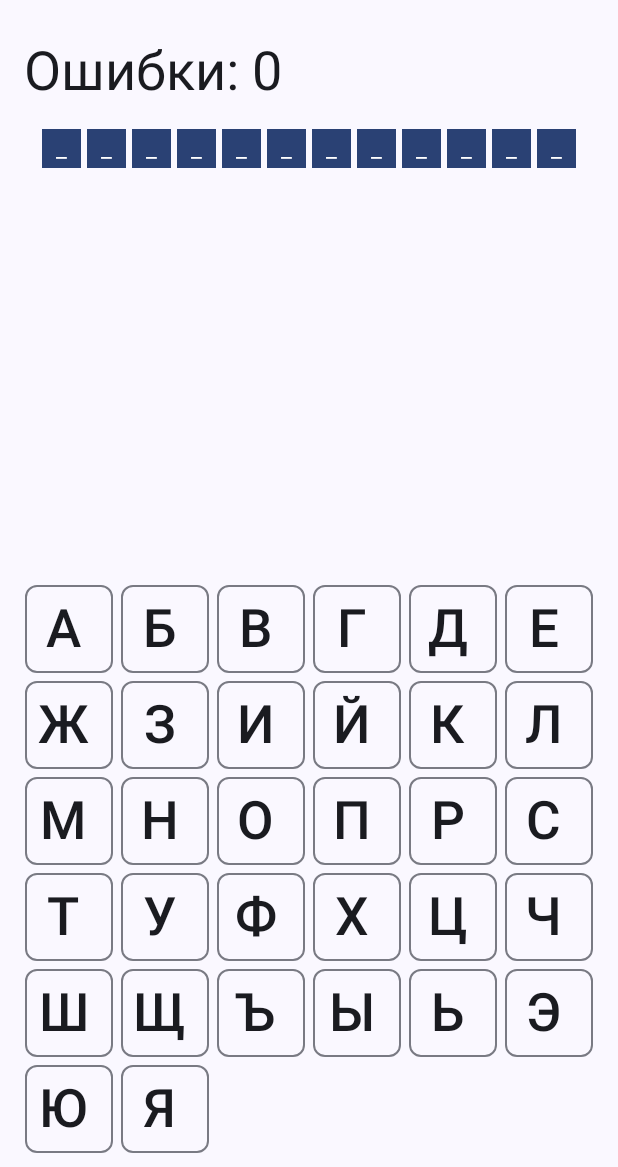
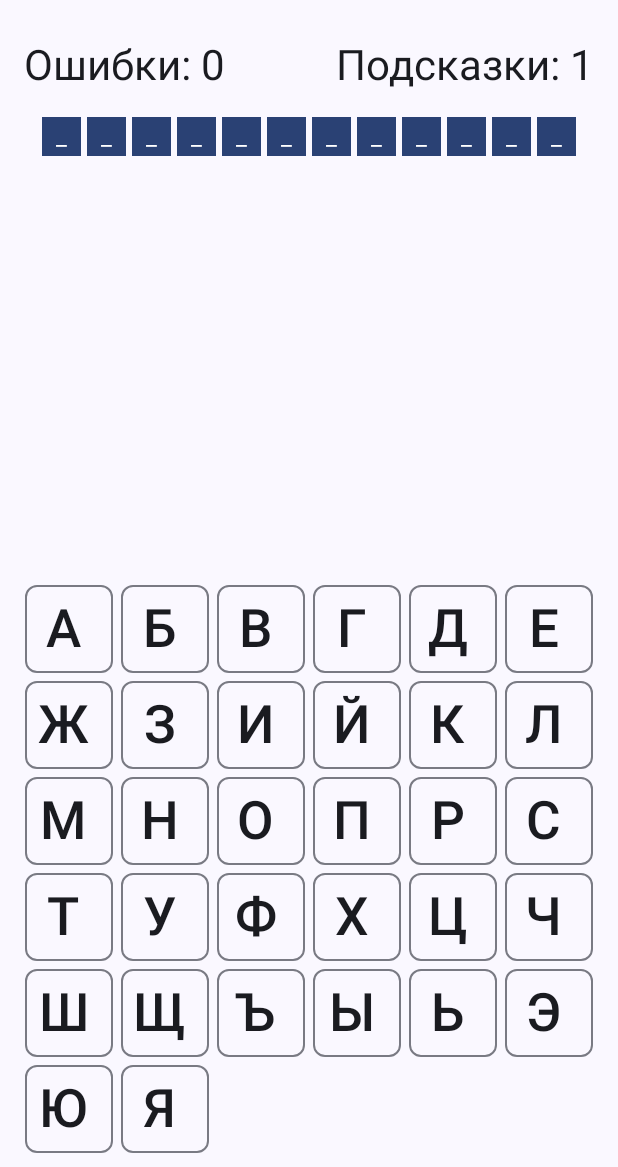
Before and after one commit to chskela/GallowsGame, an Android app built with Jetpack Compose: the screen it shows after launch (MainActivity), on a phone screen of 412 x 824 dp, the part 69-1236 px from its top. Run offline under Robolectric (Android 15) with nearby library versions, the light colour scheme and no system bars; our stand-ins replace Dagger/Hilt's generated code, window size class.

Commit message:
feat: added display of the number of hints

```diff
--- a/app/src/main/java/com/chskela/gallowsgame/data/settings/Settings.kt
+++ b/app/src/main/java/com/chskela/gallowsgame/data/settings/Settings.kt
@@ -2,4 +2,5 @@ package com.chskela.gallowsgame.data.settings
 
 object Settings {
     const val MAX_NUMBER_OF_ERRORS = 8
+    const val NUMBER_OF_HINTS = 1
 }
--- a/app/src/main/java/com/chskela/gallowsgame/data/settings/SettingsRepositoryImpl.kt
+++ b/app/src/main/java/com/chskela/gallowsgame/data/settings/SettingsRepositoryImpl.kt
@@ -1,14 +1,31 @@
 package com.chskela.gallowsgame.data.settings
 
+import com.chskela.gallowsgame.domain.AbstractRepository
 import com.chskela.gallowsgame.domain.settings.SettingsRepository
 import kotlinx.coroutines.flow.Flow
+import kotlinx.coroutines.flow.distinctUntilChanged
+import kotlinx.coroutines.flow.flowOn
 
-class SettingsRepositoryImpl(private val settingsStore: SettingsStore) : SettingsRepository {
+class SettingsRepositoryImpl(private val settingsStore: SettingsStore) : SettingsRepository,
+    AbstractRepository() {
+
     override fun maxNumberOfErrors(): Flow<Int> {
         return settingsStore.maxNumberOfErrors
+            .distinctUntilChanged()
+            .flowOn(coroutineContext)
     }
 
     override suspend fun setMaxNumberOfErrors(value: Int) {
         settingsStore.setMaxNumberOfErrors(value)
     }
+
+    override fun numberOfHints(): Flow<Int> {
+        return settingsStore.numberOfHints
+            .distinctUntilChanged()
+            .flowOn(coroutineContext)
+    }
+
+    override suspend fun setNumberOfHints(value: Int) {
+        settingsStore.setNumberOfHints(value)
+    }
 }
--- a/app/src/main/java/com/chskela/gallowsgame/data/settings/SettingsStore.kt
+++ b/app/src/main/java/com/chskela/gallowsgame/data/settings/SettingsStore.kt
@@ -14,7 +14,9 @@ class SettingsStore(private val context: Context) {
 
     companion object {
         private const val MAX_NUMBER_OF_ERRORS = "MAX_NUMBER_OF_ERRORS"
+        private const val NUMBER_OF_HINTS = "NUMBER_OF_HINTS"
         private val MAX_NUMBER_OF_ERRORS_KEY = intPreferencesKey(MAX_NUMBER_OF_ERRORS)
+        private val NUMBER_OF_HINTS_KEY = intPreferencesKey(NUMBER_OF_HINTS)
         private val Context.dataStore by preferencesDataStore("settings")
     }
 
@@ -36,4 +38,21 @@ class SettingsStore(private val context: Context) {
         }
     }
 
+    val numberOfHints: Flow<Int> = context.dataStore.data
+        .catch { exception ->
+            if (exception is IOException) {
+                emit(emptyPreferences())
+            } else {
+                throw exception
+            }
+        }
+        .map { preferences ->
+            preferences[NUMBER_OF_HINTS_KEY] ?: Settings.NUMBER_OF_HINTS
+        }
+
+    suspend fun setNumberOfHints(value: Int) {
+        context.dataStore.edit { preferences ->
+            preferences[NUMBER_OF_HINTS_KEY] = value
+        }
+    }
 }
--- a/app/src/main/java/com/chskela/gallowsgame/data/words/WordStore.kt
+++ b/app/src/main/java/com/chskela/gallowsgame/data/words/WordStore.kt
@@ -1,6 +1,7 @@
 package com.chskela.gallowsgame.data.words
 
 import android.content.Context
+import kotlinx.coroutines.flow.flow
 import java.io.BufferedReader
 import java.io.IOException
 import java.io.InputStreamReader
@@ -9,7 +10,7 @@ class WordStore(pathFile: String = "singular.txt", private val context: Context)
 
     private var listOfWords: List<String> = readFile(pathFile) ?: emptyList()
 
-    fun getRandomWord() = listOfWords.random()
+    fun getRandomWord() = flow { emit(listOfWords.random()) }
 
     private fun readFile(pathFile: String): List<String>? {
         return try {
--- a/app/src/main/java/com/chskela/gallowsgame/data/words/WordsRepositoryImpl.kt
+++ b/app/src/main/java/com/chskela/gallowsgame/data/words/WordsRepositoryImpl.kt
@@ -2,18 +2,16 @@ package com.chskela.gallowsgame.data.words
 
 import com.chskela.gallowsgame.domain.AbstractRepository
 import com.chskela.gallowsgame.domain.words.WordsRepository
-import com.chskela.gallowsgame.utils.Result
-import kotlinx.coroutines.withContext
+import kotlinx.coroutines.flow.Flow
+import kotlinx.coroutines.flow.distinctUntilChanged
+import kotlinx.coroutines.flow.flowOn
 
 class WordsRepositoryImpl(private val wordStore: WordStore) : WordsRepository,
     AbstractRepository() {
-    override suspend fun getRandomWord(): Result<String> {
-        return withContext(coroutineContext) {
-            try {
-                Result.Success(wordStore.getRandomWord())
-            } catch (e: Exception) {
-                Result.Error(e)
-            }
-        }
+
+    override fun getRandomWord(): Flow<String> {
+        return wordStore.getRandomWord()
+            .distinctUntilChanged()
+            .flowOn(coroutineContext)
     }
 }
--- a/app/src/main/java/com/chskela/gallowsgame/di/SettingsDomainModule.kt
+++ b/app/src/main/java/com/chskela/gallowsgame/di/SettingsDomainModule.kt
@@ -1,6 +1,7 @@
 package com.chskela.gallowsgame.di
 
 import com.chskela.gallowsgame.domain.settings.GetMaxNumberOfErrorsUseCase
+import com.chskela.gallowsgame.domain.settings.GetNumberOfHintsUseCase
 import com.chskela.gallowsgame.domain.settings.SettingsRepository
 import dagger.Module
 import dagger.Provides
@@ -15,4 +16,9 @@ class SettingsDomainModule {
     fun provideGetMaxNumberOfErrorsUseCase(settingsRepository: SettingsRepository): GetMaxNumberOfErrorsUseCase {
         return GetMaxNumberOfErrorsUseCase(settingsRepository)
     }
+
+    @Provides
+    fun provideGetNumberOfHintsUseCase(settingsRepository: SettingsRepository): GetNumberOfHintsUseCase {
+        return GetNumberOfHintsUseCase(settingsRepository)
+    }
 }
--- /dev/null
+++ b/app/src/main/java/com/chskela/gallowsgame/domain/settings/GetNumberOfHintsUseCase.kt
@@ -0,0 +1,10 @@
+package com.chskela.gallowsgame.domain.settings
+
+import kotlinx.coroutines.flow.Flow
+
+class GetNumberOfHintsUseCase(private val settingsRepository: SettingsRepository) {
+
+    operator fun invoke(): Flow<Int> {
+        return settingsRepository.numberOfHints()
+    }
+}
--- a/app/src/main/java/com/chskela/gallowsgame/domain/settings/SettingsRepository.kt
+++ b/app/src/main/java/com/chskela/gallowsgame/domain/settings/SettingsRepository.kt
@@ -6,4 +6,8 @@ interface SettingsRepository {
     fun maxNumberOfErrors(): Flow<Int>
 
     suspend fun setMaxNumberOfErrors(value: Int)
+
+    fun numberOfHints(): Flow<Int>
+
+    suspend fun setNumberOfHints(value: Int)
 }
--- a/app/src/main/java/com/chskela/gallowsgame/domain/words/GetRandomWordUseCase.kt
+++ b/app/src/main/java/com/chskela/gallowsgame/domain/words/GetRandomWordUseCase.kt
@@ -1,9 +1,9 @@
 package com.chskela.gallowsgame.domain.words
 
-import com.chskela.gallowsgame.utils.Result
+import kotlinx.coroutines.flow.Flow
 
 class GetRandomWordUseCase(private val wordsRepository: WordsRepository) {
-    suspend operator fun invoke(): Result<String> {
+    operator fun invoke(): Flow<String> {
         return wordsRepository.getRandomWord()
     }
 }
--- a/app/src/main/java/com/chskela/gallowsgame/domain/words/WordsRepository.kt
+++ b/app/src/main/java/com/chskela/gallowsgame/domain/words/WordsRepository.kt
@@ -1,7 +1,7 @@
 package com.chskela.gallowsgame.domain.words
 
-import com.chskela.gallowsgame.utils.Result
+import kotlinx.coroutines.flow.Flow
 
 interface WordsRepository {
-    suspend fun getRandomWord(): Result<String>
+    fun getRandomWord(): Flow<String>
 }
--- a/app/src/main/java/com/chskela/gallowsgame/presentation/screens/main/MainScreen.kt
+++ b/app/src/main/java/com/chskela/gallowsgame/presentation/screens/main/MainScreen.kt
@@ -111,10 +111,20 @@ fun MainScreen(
                     } else {
                         Column(modifier = Modifier.padding(horizontal = 16.dp)) {
                             Spacer(modifier = Modifier.height(8.dp))
-                            Text(
-                                text = stringResource(R.string.attempts, uiState.attempts),
-                                style = MaterialTheme.typography.displaySmall
-                            )
+                            Row(
+                                modifier = Modifier.fillMaxWidth(),
+                                horizontalArrangement = Arrangement.SpaceBetween
+                            ) {
+                                Text(
+                                    text = stringResource(R.string.attempts, uiState.attempts),
+                                    style = MaterialTheme.typography.headlineMedium
+                                )
+                                Text(
+                                    text = stringResource(R.string.hints, uiState.hints),
+                                    style = MaterialTheme.typography.headlineMedium
+                                )
+
+                            }
                             Spacer(modifier = Modifier.height(16.dp))
                             Mask(mask = uiState.mask)
                         }
--- a/app/src/main/java/com/chskela/gallowsgame/presentation/screens/main/MainScreenViewModel.kt
+++ b/app/src/main/java/com/chskela/gallowsgame/presentation/screens/main/MainScreenViewModel.kt
@@ -1,25 +1,28 @@
 package com.chskela.gallowsgame.presentation.screens.main
 
+import android.util.Log
 import androidx.lifecycle.ViewModel
 import androidx.lifecycle.viewModelScope
 import com.chskela.gallowsgame.domain.game.CheckIsGameOverUserCase
+import com.chskela.gallowsgame.domain.settings.GetNumberOfHintsUseCase
 import com.chskela.gallowsgame.domain.words.GetRandomWordUseCase
 import com.chskela.gallowsgame.presentation.screens.main.models.MainScreenUiState
-import com.chskela.gallowsgame.utils.Result
 import com.chskela.gallowsgame.utils.wordToMask
 import dagger.hilt.android.lifecycle.HiltViewModel
 import kotlinx.coroutines.flow.MutableStateFlow
 import kotlinx.coroutines.flow.asStateFlow
+import kotlinx.coroutines.flow.catch
+import kotlinx.coroutines.flow.combine
 import kotlinx.coroutines.flow.launchIn
 import kotlinx.coroutines.flow.onEach
 import kotlinx.coroutines.flow.update
-import kotlinx.coroutines.launch
 import javax.inject.Inject
 
 @HiltViewModel
 class MainScreenViewModel @Inject constructor(
     private val getRandomWordUseCase: GetRandomWordUseCase,
-    private val checkIsGameOverUserCase: CheckIsGameOverUserCase
+    private val checkIsGameOverUserCase: CheckIsGameOverUserCase,
+    private val getNumberOfHintsUseCase: GetNumberOfHintsUseCase
 ) : ViewModel() {
 
     private val alphabet: List<Char> = ('А'..'Я').toList()
@@ -80,35 +83,37 @@ class MainScreenViewModel @Inject constructor(
                         isLoading = true
                     )
                 }
+                combine(getRandomWordUseCase(), getNumberOfHintsUseCase()) { word, hints ->
 
-                viewModelScope.launch {
-                    val newState = when (val result = getRandomWordUseCase()) {
-                        is Result.Success -> {
-                            val word = result.data.uppercase()
-                            initState.copy(
-                                word = word,
-                                mask = word.wordToMask(),
-                                isLoading = false
-                            )
-                        }
-
-                        is Result.Error -> {
+                    Log.e("TEST", "getRandomWordUseCase: $word")
+                    val newWord = word.uppercase()
+                    _uiState.update {
+                        initState.copy(
+                            word = newWord,
+                            mask = newWord.wordToMask(),
+                            hints = hints,
+                            isLoading = false
+                        )
+                    }
+                    initSetForHint()
+                }
+                    .catch {
+                        _uiState.update {
                             initState.copy(
                                 error = "Что-то пошло не так",
                                 isLoading = false
                             )
                         }
-                    }
-                    _uiState.update { newState }
-                    initSetForHint()
-                }
+                    }.launchIn(viewModelScope)
             }
 
             MainScreenEvent.Hint -> {
                 if (setForHint.value.isNotEmpty()) {
                     _uiState.update {
+                        val newHints = it.hints - 1
                         it.copy(
-                            isHintEnable = false
+                            hints = newHints,
+                            isHintEnable = newHints > 0
                         )
                     }
                     val hintLetter = setForHint.value.random()
--- a/app/src/main/java/com/chskela/gallowsgame/presentation/screens/main/models/MainScreenUiState.kt
+++ b/app/src/main/java/com/chskela/gallowsgame/presentation/screens/main/models/MainScreenUiState.kt
@@ -6,11 +6,12 @@ data class MainScreenUiState(
     val word: String = "",
     val mask: String = word.wordToMask(),
     val attempts: Int = 0,
+    val hints: Int = 0,
     val alphabet: List<Char> = listOf(),
     val usedLetters: Set<Char> = setOf(),
     val isHintEnable: Boolean = true,
     val isGameOver: Boolean = false,
     val isWin: Boolean = false,
-    val isLoading: Boolean = true,
+    val isLoading: Boolean = false,
     val error: String? = null
 )
--- a/app/src/main/res/values/strings.xml
+++ b/app/src/main/res/values/strings.xml
@@ -5,6 +5,7 @@
     <string name="hidden_word">Загаданное слово:\n%1$s</string>
     <string name="win">Поздравляю, Вы победили!!!</string>
     <string name="attempts">Ошибки: %1$s</string>
+    <string name="hints">Подсказки: %1$s</string>
     <string name="back">Назад</string>
     <string name="hint">Подсказка</string>
 </resources>
```
